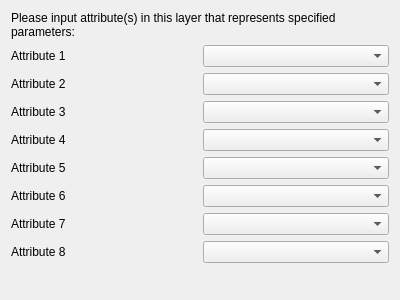
Before: the Qt Designer form safe/gui/ui/wizard/step_kw45_extrakeywords.ui in inasafe/inasafe, drawn with Qt 5.
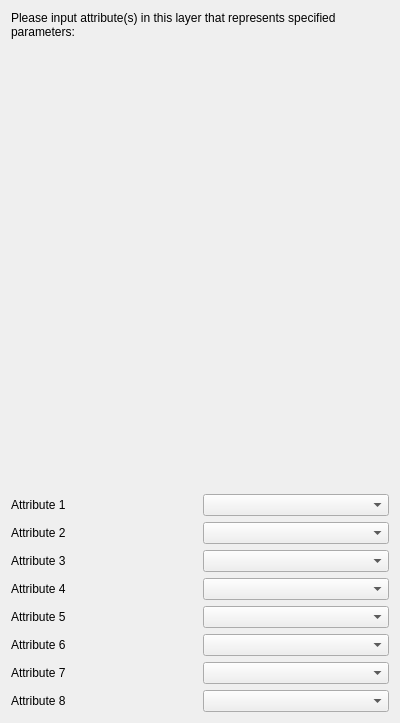
After: the same form once the commit is applied.

Commit message: Use select parameter.

```diff
--- a/safe/gui/ui/wizard/step_kw45_extrakeywords.ui
+++ b/safe/gui/ui/wizard/step_kw45_extrakeywords.ui
@@ -7,7 +7,7 @@
     <x>0</x>
     <y>0</y>
     <width>400</width>
-    <height>300</height>
+    <height>723</height>
    </rect>
   </property>
   <property name="sizePolicy">
@@ -141,19 +141,6 @@
      </item>
     </layout>
    </item>
-   <item>
-    <spacer name="verticalSpacer_9">
-     <property name="orientation">
-      <enum>Qt::Vertical</enum>
-     </property>
-     <property name="sizeHint" stdset="0">
-      <size>
-       <width>20</width>
-       <height>419</height>
-      </size>
-     </property>
-    </spacer>
-   </item>
   </layout>
  </widget>
  <resources/>
```
The commit also changes 1 other file.
